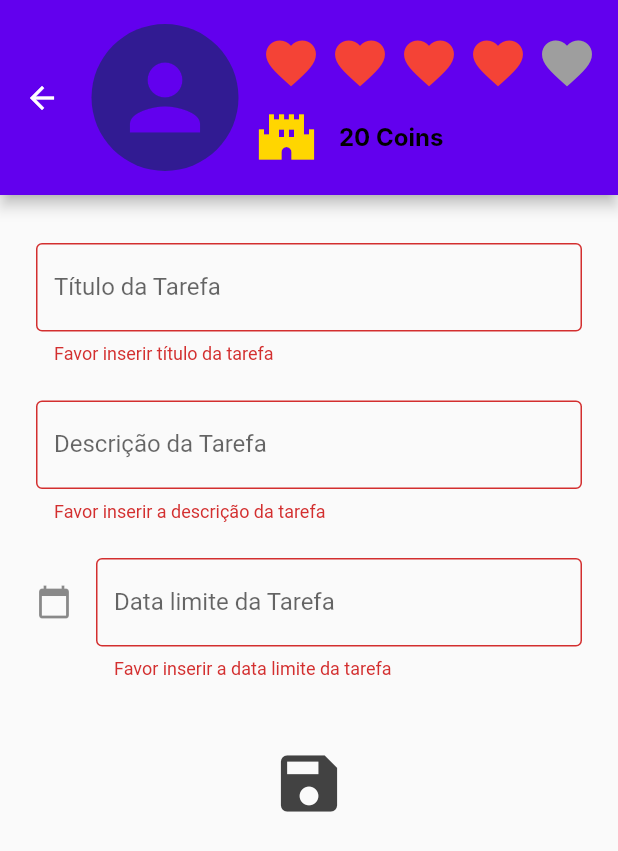
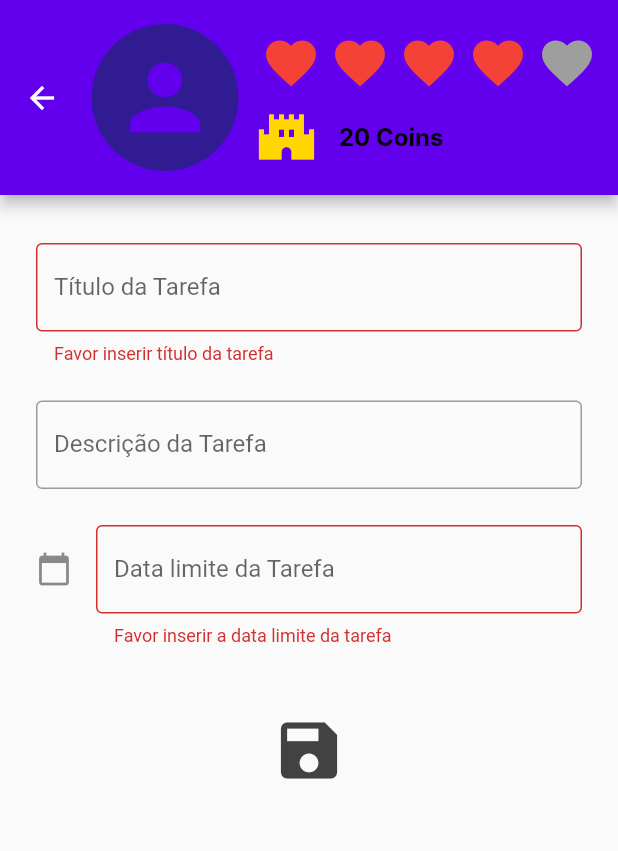
Before and after one commit to YanAssis/ToDoList-_Flutter, a Flutter app: the NewToDoPage screen opened directly, after a tap on the "save" icon, on a phone screen of 412 x 824 dp. Shown: the top 851 px of the screen. Run offline on Flutter 3.47's test engine with Material 2 defaults, Android fonts, the phone set to English and light mode, and no system bars; Roboto replaces fonts that are missing (Inter).

Commit message:
Update new_ToDo_page.dart

```diff
--- a/lib/pages/new_ToDo_page.dart
+++ b/lib/pages/new_ToDo_page.dart
@@ -188,9 +188,6 @@ class _NewToDoPageState extends State<NewToDoPage> {
                           ),
                           keyboardType: TextInputType.name,
                           validator: (value) {
-                            if (value!.isEmpty) {
-                              return 'Favor inserir a descrição da tarefa';
-                            }
                             return null;
                           },
                         ),
```
